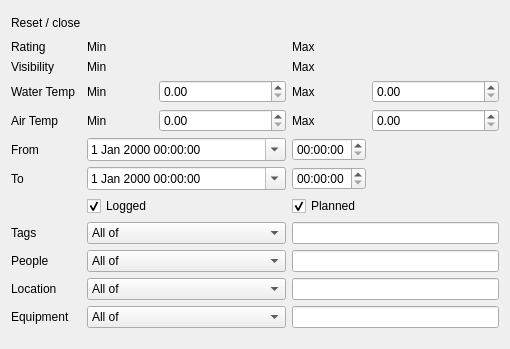
This is desktop-widgets/filterwidget2.ui in subsurface/subsurface as Qt 5 draws it before an edit. The edited form follows.
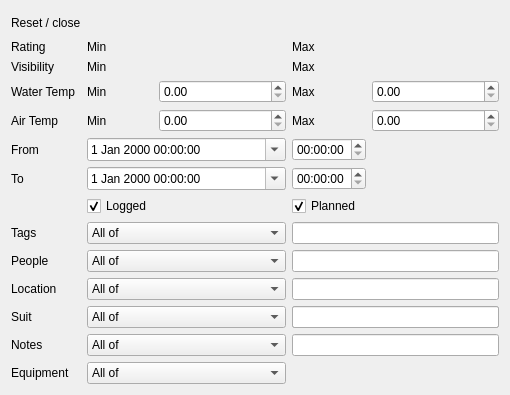
This is the edited form. Icons and pictures are not drawn. Custom widgets are drawn as their Qt base class.

Commit message:
Filter panel: add suit and notes search fields
All the field in the Notes Panel of the main window are now supported.
This needs some testing especially for the Notes field that may contain
markup. It appears ok to me for single term searches. One would like
to think about the default search option for the Notes.
There is a vertical spacer in the Filter panel that I moved downwards
and whose function I am not quite sure of.

The edit to the form file:
```diff
--- a/desktop-widgets/filterwidget2.ui
+++ b/desktop-widgets/filterwidget2.ui
@@ -124,7 +124,13 @@
    <item row="10" column="4" colspan="2">
     <widget class="QLineEdit" name="location"/>
    </item>
-   <item row="11" column="0">
+   <item row="11" column="4" colspan="2">
+    <widget class="QLineEdit" name="suit"/>
+   </item>
+   <item row="12" column="4" colspan="2">
+    <widget class="QLineEdit" name="dnotes"/>
+   </item>
+   <item row="13" column="0">
     <widget class="QLabel" name="labelEquipment">
      <property name="text">
       <string>Equipment</string>
@@ -164,6 +170,20 @@
      </property>
     </widget>
    </item>
+   <item row="11" column="0">
+    <widget class="QLabel" name="label_10">
+     <property name="text">
+      <string>Suit</string>
+     </property>
+    </widget>
+   </item>
+   <item row="12" column="0">
+    <widget class="QLabel" name="label_19">
+     <property name="text">
+      <string>Notes</string>
+     </property>
+    </widget>
+   </item>
    <item row="4" column="0">
     <widget class="QLabel" name="label_2">
      <property name="text">
@@ -349,6 +369,44 @@
     </widget>
    </item>
    <item row="11" column="1" colspan="2">
+    <widget class="QComboBox" name="suitMode">
+     <item>
+      <property name="text">
+       <string>All of</string>
+      </property>
+     </item>
+     <item>
+      <property name="text">
+       <string>Any of</string>
+      </property>
+     </item>
+     <item>
+      <property name="text">
+       <string>None of</string>
+      </property>
+     </item>
+    </widget>
+   </item>
+   <item row="12" column="1" colspan="2">
+    <widget class="QComboBox" name="dnotesMode">
+     <item>
+      <property name="text">
+       <string>All of</string>
+      </property>
+     </item>
+     <item>
+      <property name="text">
+       <string>Any of</string>
+      </property>
+     </item>
+     <item>
+      <property name="text">
+       <string>None of</string>
+      </property>
+     </item>
+    </widget>
+   </item>
+   <item row="13" column="1" colspan="2">
     <widget class="QComboBox" name="equipmentMode">
      <item>
       <property name="text">
@@ -367,7 +425,7 @@
      </item>
     </widget>
    </item>
-   <item row="12" column="0">
+   <item row="13" column="0">
     <spacer name="verticalSpacer">
      <property name="orientation">
       <enum>Qt::Vertical</enum>
```
The commit also changes 3 other files.
